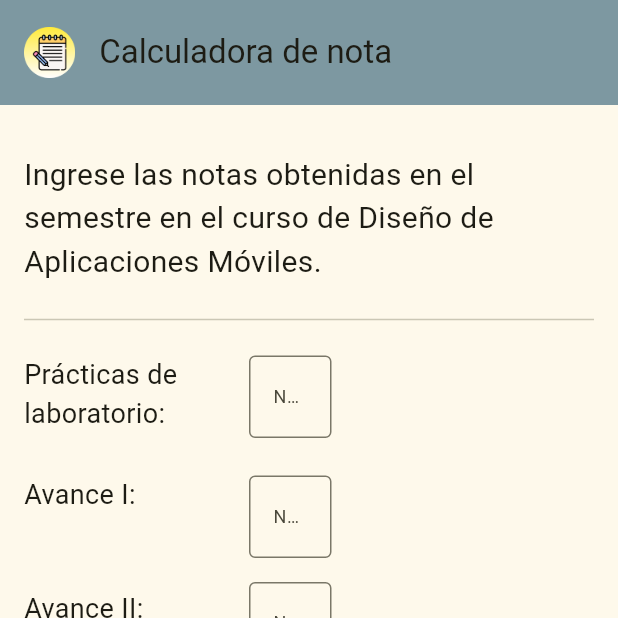
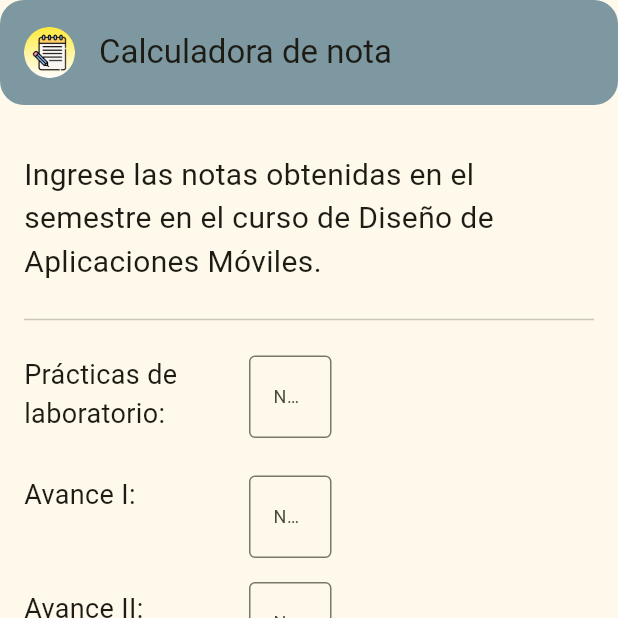
Before and after one commit to asalazar511/practica1_grade_calculator, a Flutter app: the screen it shows after launch, after a tap on "Calcular", on a phone screen of 412 x 824 dp, the top half of it. Run offline on Flutter 3.47's test engine with Material 3 defaults, Android fonts, the phone set to English and light mode, and no system bars.

Commit message:
Abril 26: Mejoría de UX añadiendo transiciones en la app.

```diff
--- a/lib/pages/home_page.dart
+++ b/lib/pages/home_page.dart
@@ -1,3 +1,5 @@
+
+import 'dart:async';
 import 'package:flutter/material.dart';
 
 class HomePage extends StatefulWidget {
@@ -5,6 +7,7 @@ class HomePage extends StatefulWidget {
 
   @override
   State<HomePage> createState() => _HomePageState();
+
 }
 
 class _HomePageState extends State<HomePage> {
@@ -21,15 +24,32 @@ class _HomePageState extends State<HomePage> {
   final _nota4 = TextEditingController();
 
   @override
+  void initState() {
+    super.initState();
+
+  }
+
+  @override
   Widget build(BuildContext context) {
-    return GestureDetector(
+    return PopScope(
+
+      child: GestureDetector(
         onTap: FocusScope.of(context).unfocus,
+
         child: Scaffold(
           appBar: AppBar(
-          //shape: ,
+            shape: RoundedRectangleBorder(
+              borderRadius: BorderRadius.circular(16),
+            ),
             title: Row(
               children: [
-              Image.asset('assets/images/logo.png',scale: 15,),
+                Hero(
+                  tag: 'logo',
+                  child: ClipRRect(
+                    borderRadius: BorderRadius.circular(16),
+                      child: Image.asset('assets/images/logo.png', width: 34,height: 34),
+                  ),
+                ),
                 const SizedBox(width: 16,),
                 const Text("Calculadora de nota"),
               ],
@@ -402,8 +422,11 @@ class _HomePageState extends State<HomePage> {
             ),
           ),
         ),
+      ),
     );
   }
+
+
 
   void _validateNotes(){
     if(_nota1.text == '' || _nota2.text == '' || _nota3.text == ''|| _nota4.text == ''){
--- a/lib/pages/splash_page.dart
+++ b/lib/pages/splash_page.dart
@@ -1,3 +1,4 @@
+import 'package:animations/animations.dart';
 import 'package:flutter/material.dart';
 import 'package:practica1_grade_calculator/pages/home_page.dart';
 
@@ -21,10 +22,16 @@ class _SplashPageState extends State<SplashPage> {
     return Scaffold(
       backgroundColor: Colors.grey[600],
       body: Center(
-          child: Image(
-            image: AssetImage("assets/images/logo.png"),
-            width: 150,
-            height: 150,
+          child: Hero(
+            tag: 'logo',
+            child: ClipRRect(
+              borderRadius: BorderRadius.circular(16),
+              child: Image(
+                image: AssetImage("assets/images/logo.png"),
+                width: 150,
+                height: 150,
+              ),
+            ),
           )
       ),
 
@@ -32,8 +39,93 @@ class _SplashPageState extends State<SplashPage> {
   }
 
   Future<void> _closeSplash() async {
-    Future.delayed(const Duration(seconds: 2),() async {
-      Navigator.pushReplacement(context, MaterialPageRoute(builder: (context) => HomePage()));
+    Future.delayed(const Duration(milliseconds: 2000),() async {
+      Navigator.pushReplacement(
+          context,
+          PageRouteBuilder(
+            transitionDuration: Duration(milliseconds: 1500),
+              pageBuilder: (context,animation,secondaryAnimation) => PostSplash()));
     });
   }
 }
+
+class PostSplash extends StatefulWidget {
+
+  @override
+  State<PostSplash> createState() => _PostSplashState();
+}
+
+class _PostSplashState extends State<PostSplash> {
+  @override
+  void initState(){
+    super.initState();
+    _closeSplash();
+  }
+
+  @override
+  Widget build(BuildContext context) {
+    return Scaffold(
+      appBar: AppBar(
+        title: Hero(
+          tag: 'logo',
+          child: ClipRRect(
+            borderRadius: BorderRadius.circular(16),
+            child: Image.asset('assets/images/logo.png', width: 34,height: 34),
+          ),
+        ),
+        backgroundColor: null,
+        toolbarHeight: 70,
+      ),
+      //backgroundColor: Colors.lightBlue[50],
+    );
+  }
+
+  Future<void> _closeSplash() async {
+    Future.delayed(const Duration(milliseconds: 1300),() async {
+      Navigator.pushReplacement(
+          context,
+          PageRouteBuilder(
+              transitionDuration: Duration(milliseconds: 600),
+              pageBuilder: (context,animation,secondaryAnimation) => HomePage(),
+              transitionsBuilder: (context, animation, secondaryAnimation, child) {
+                return FadeThroughTransition(
+                  animation: animation,
+                  secondaryAnimation: secondaryAnimation,
+                  child: child,
+                );
+              }
+          )
+      );
+    });
+  }
+}
+
+/*class PostSplash extends StatelessWidget {
+  @override
+  Widget build(BuildContext context) {
+    return Scaffold(
+      appBar: AppBar(
+        shape: RoundedRectangleBorder(
+          borderRadius: BorderRadius.circular(16),
+        ),
+        title: Row(
+          children: [
+            Hero(
+              tag: 'logo',
+              child: ClipRRect(
+                borderRadius: BorderRadius.circular(16),
+                child: Image.asset('assets/images/logo.png', width: 34,height: 34),
+              ),
+            ),
+            const SizedBox(width: 16,),
+            const Text("Calculadora de nota"),
+          ],
+        ),
+        backgroundColor: Color(0xFF7d98a1),
+        toolbarHeight: 70,
+      ),
+      backgroundColor: Colors.lightBlue[50],
+    );
+  }
+
+}*/
--- a/pubspec.yaml
+++ b/pubspec.yaml
@@ -38,6 +38,7 @@ dependencies:
 dev_dependencies:
   flutter_test:
     sdk: flutter
+  animations: ^2.0.8
 
   # The "flutter_lints" package below contains a set of recommended lints to
   # encourage good coding practices. The lint set provided by the package is
```
Also changed, not shown: pubspec.lock. Lines whose indentation alone changed are shown as unchanged.
